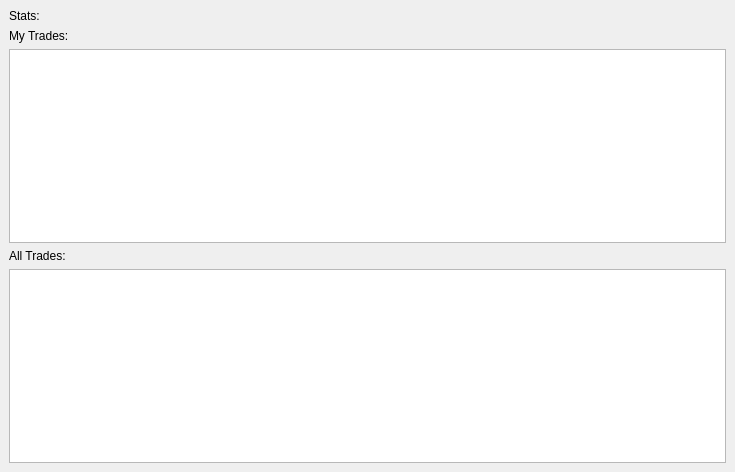
This is trading-evaluator-widget.ui in shocklateboy92/se3011 as Qt 5 draws it before an edit. The edited form follows.
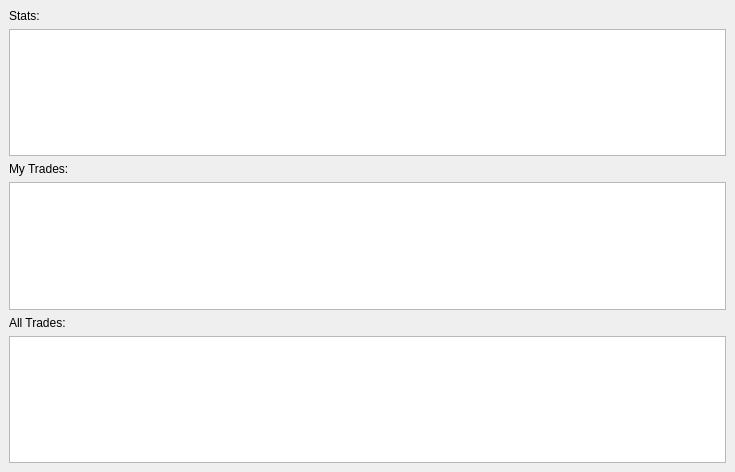
This is the edited form.

The edit to the form file:
```diff
--- a/trading-evaluator-widget.ui
+++ b/trading-evaluator-widget.ui
@@ -22,6 +22,9 @@
       </property>
      </widget>
     </item>
+    <item>
+     <widget class="QTextBrowser" name="stats_text"/>
+    </item>
     <item>
      <widget class="QLabel" name="my_trades_label">
       <property name="text">
```
